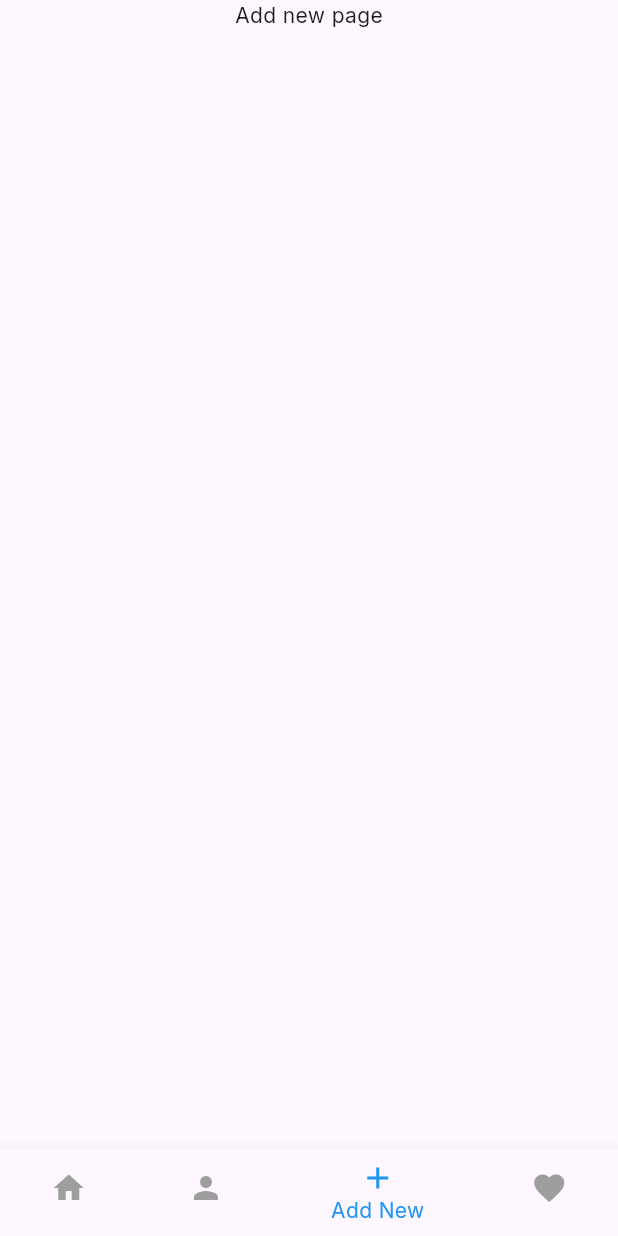
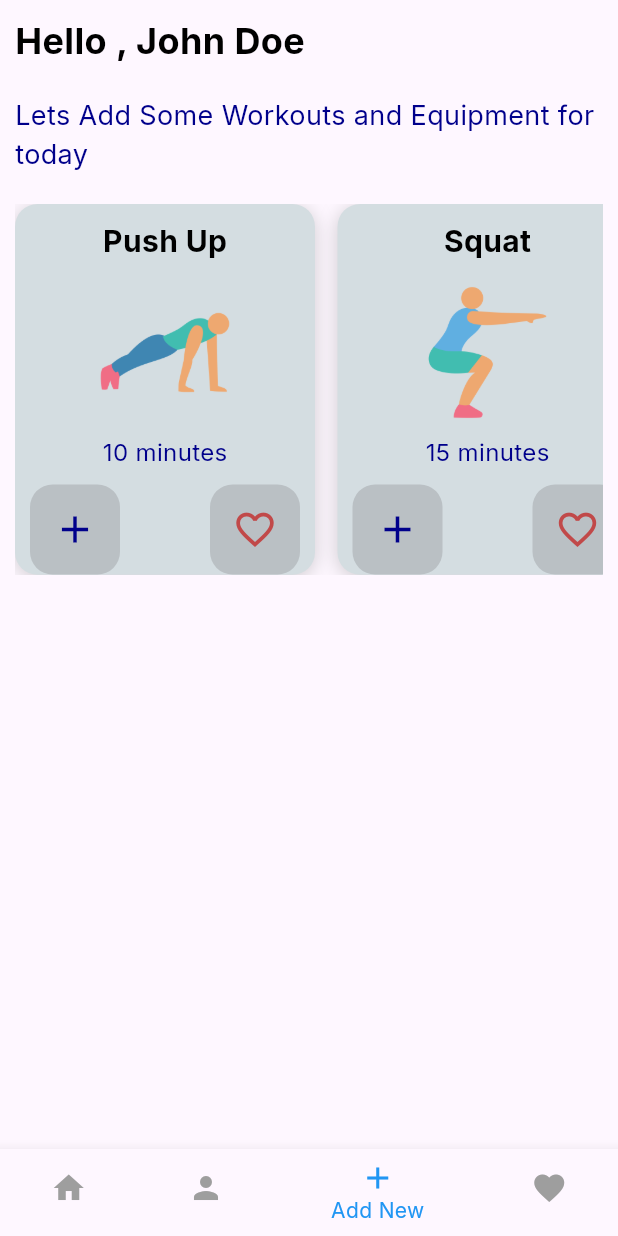
Before and after one commit to AkilaShashimantha/Workout-Planner-App-Flutter-, a Flutter app: the screen it shows after launch, item 3 of the bottom bar chosen, on a phone screen of 412 x 824 dp. Run offline on Flutter 3.47's test engine with Material 3 defaults, Android fonts, the phone set to English and light mode, and no system bars; our stand-ins replace google_fonts.

Commit message:
create AddNew page components

```diff
--- a/lib/data/exercise_data.dart
+++ b/lib/data/exercise_data.dart
@@ -3,13 +3,16 @@ import 'package:workout_planner/models/exercise_model.dart';
 class ExerciseData {
 
   final List<Exercise> exerciseList = [
-    Exercise(id: 1, exercisename: "Push Up", exerciseImageUrl: "assets/exercises/yoga.png", noOfMinutes: 10, completed: false),
-    Exercise(id: 2, exercisename: "Squat", exerciseImageUrl: "assets/exercises/pilates.png", noOfMinutes: 15, completed: false),
-    Exercise(id: 3, exercisename: "Plank", exerciseImageUrl: "assets/exercises/treadmill-machine.png", noOfMinutes: 5, completed: false),
-    Exercise(id: 4, exercisename: "Lunges", exerciseImageUrl: "assets/exercises/woman.png", noOfMinutes: 12, completed: false),
-    Exercise(id: 5, exercisename: "Burpees", exerciseImageUrl: "assets/exercises/pilates.png", noOfMinutes: 8, completed: false),
-    Exercise(id: 6, exercisename: "Mountain Climbers", exerciseImageUrl : "assets/exercises/run.png", noOfMinutes: 10, completed: false),
+    Exercise(id: 1, exercisename: "Push Up", exerciseImageUrl: "assets/exercises/push-ups.png", noOfMinutes: 10, completed: false),
+    Exercise(id: 2, exercisename: "Squat", exerciseImageUrl: "assets/exercises/squats.png", noOfMinutes: 15, completed: false),
+    Exercise(id: 3, exercisename: "Plank", exerciseImageUrl: "assets/exercises/plank.png", noOfMinutes: 5, completed: false),
+    Exercise(id: 4, exercisename: "Lunges", exerciseImageUrl: "assets/exercises/stretching.png", noOfMinutes: 12, completed: false),
+    Exercise(id: 5, exercisename: "Burpees", exerciseImageUrl: "assets/exercises/pilatesNew.png", noOfMinutes: 8, completed: false),
     Exercise(id: 7, exercisename: "Jumping Jacks", exerciseImageUrl: "assets/exercises/woman.png", noOfMinutes: 7, completed: false),
+    Exercise(id: 8, exercisename: "High Knees", exerciseImageUrl: "assets/exercises/plank.png", noOfMinutes: 9, completed: false),
+
+
+
   ];
 
 
--- a/lib/pages/add_new_page.dart
+++ b/lib/pages/add_new_page.dart
@@ -1,4 +1,10 @@
 import 'package:flutter/material.dart';
+import 'package:workout_planner/constants/colors.dart';
+import 'package:workout_planner/constants/responsive.dart';
+import 'package:workout_planner/data/exercise_data.dart';
+import 'package:workout_planner/data/user_data.dart';
+import 'package:workout_planner/models/exercise_model.dart';
+import 'package:workout_planner/widgets/add_exercise_card.dart';
 
 class AddNewPage extends StatefulWidget {
   const AddNewPage({super.key});
@@ -8,13 +14,54 @@ class AddNewPage extends StatefulWidget {
 }
 
 class _AddNewPageState extends State<AddNewPage> {
+
+final userData = user;
+
+final exerciseList = ExerciseData().exerciseList;
+
   @override
   Widget build(BuildContext context) {
     return Scaffold(
       body: SafeArea(
         child: SingleChildScrollView(
-          child: Center(
-            child: Text("Add new page"),
+          child: Padding(
+            padding: const EdgeInsets.all(kDefaultPadding),
+            child: Column(
+              crossAxisAlignment: CrossAxisAlignment.start,
+              children: [
+                Text("Hello , ${userData.fullName}", style: TextStyle(
+                  fontSize: 24,
+                  fontWeight: FontWeight.bold,
+                  color: kMainBlackColor,
+                )),
+                SizedBox(height: 20),
+                Text(
+                  "Lets Add Some Workouts and Equipment for today",
+                  style: TextStyle(
+                    fontSize: 18,
+                    color: kMainDarkBlueColor,
+                  ),
+                ),
+                SizedBox(height: 20),
+
+                SizedBox(
+                  height: MediaQuery.of(context).size.height * 0.3,
+                  child: ListView.builder(
+                    scrollDirection: Axis.horizontal,
+                    itemCount: exerciseList.length,
+                    itemBuilder: (context, index) {
+                     Exercise exercise = exerciseList[index];
+                      return AddExerciseCard(
+                        exerciseTitle: exercise.exercisename,
+                        exerciseImageUrl: exercise.exerciseImageUrl,
+                        noOfMinutes: exercise.noOfMinutes,
+                      );
+                    },
+
+                    ),
+                )
+              ],
+            ),
           ),
         ),
       ),
--- a/lib/pages/home_page.dart
+++ b/lib/pages/home_page.dart
@@ -79,7 +79,7 @@ String formattedDay = dayFormat.format(now);
                           ),
                         ));
                       },
-                      child: ExerciseCard(title: "WarmUp", imageUrl: "assets/exercises/yoga.png", description: "See more")),
+                      child: ExerciseCard(title: "WarmUp", imageUrl: "assets/exercises/stretching.png", description: "See more")),
                     GestureDetector(
                       onTap: (){
                         Navigator.push(context, MaterialPageRoute(
--- /dev/null
+++ b/lib/widgets/add_exercise_card.dart
@@ -0,0 +1,95 @@
+import 'package:flutter/material.dart';
+import 'package:workout_planner/constants/colors.dart';
+import 'package:workout_planner/constants/responsive.dart';
+
+class AddExerciseCard extends StatefulWidget {
+
+final String exerciseTitle;
+final String exerciseImageUrl;
+final int noOfMinutes;
+
+  const AddExerciseCard(
+    {super.key,
+    required this.exerciseTitle,
+    required this.exerciseImageUrl,
+    required this.noOfMinutes});
+
+  @override
+  State<AddExerciseCard> createState() => _AddExerciseCardState();
+}
+
+class _AddExerciseCardState extends State<AddExerciseCard> {
+  @override
+  Widget build(BuildContext context) {
+    return Container(
+      width: 200,
+      margin: const EdgeInsets.only(right: 15),
+      decoration: BoxDecoration(
+        borderRadius: BorderRadius.circular(15),
+        color: kExerciseCardColor,
+        boxShadow: [
+          BoxShadow(
+            color: Colors.grey.withOpacity(0.5),
+            blurRadius: 10,
+            offset: Offset(0, 2), // changes position of shadow
+          ),
+        ],
+
+      ),
+      child: Padding(
+        padding: const EdgeInsets.all(kDefaultPadding),
+        child: Column(
+          children: [
+            Text(
+              widget.exerciseTitle,
+              style: TextStyle(
+                fontSize: 20,
+                fontWeight: FontWeight.bold,
+                color: kMainBlackColor,
+              ),
+            ),
+            SizedBox(height: 10),
+            Image.asset(
+              widget.exerciseImageUrl,
+              width: 100,
+              fit: BoxFit.cover,
+            ),
+            SizedBox(height: 5),
+            Text(
+              "${widget.noOfMinutes} minutes",
+              style: TextStyle(
+                fontSize: 16,
+                color: kMainDarkBlueColor,
+              ),
+            ),
+            SizedBox(height: 10),
+            Row(
+              mainAxisAlignment: MainAxisAlignment.spaceBetween,
+              children: [
+                Container(
+                  width: 60,
+                  height: 60,
+                  decoration: BoxDecoration(
+                    borderRadius: BorderRadius.circular(15),
+                    color: kSubtitleColor,
+                  ),
+                  child: IconButton(onPressed: () {}, icon: Icon(Icons.add), color: kMainDarkBlueColor, iconSize: 30,),
+                ),
+                Container(
+                  width: 60,
+                  height: 60,
+                  decoration: BoxDecoration(
+                    borderRadius: BorderRadius.circular(15),
+                    color: kSubtitleColor,
+                  ),
+                  child: IconButton(onPressed: () {}, icon: Icon(Icons.favorite_border_outlined), color: kSubPinkColor, iconSize: 30,),
+                )
+              ],
+            ),
+          ],
+        ),
+      ),
+
+    );
+  }
+}
--- a/lib/widgets/equipment_card.dart
+++ b/lib/widgets/equipment_card.dart
@@ -35,7 +35,7 @@ class EquipmentCard extends StatelessWidget {
             Text(
               equipmentName,
               style: TextStyle(
-                fontSize: 20,
+                fontSize: 14,
                 fontWeight: FontWeight.bold,
                 color: kMainBlackColor,
               ),
```
Also changed, not shown: assets/exercises/people_11992361.png (added), assets/exercises/pilates.png (deleted), assets/exercises/pilatesNew.png (added), assets/exercises/plank.png (added), assets/exercises/push-ups.png (added), assets/exercises/run.png (deleted), assets/exercises/running.png (deleted), assets/exercises/squats.png (added), assets/exercises/stretching.png (added), assets/exercises/yoga_2983311.png (added).
